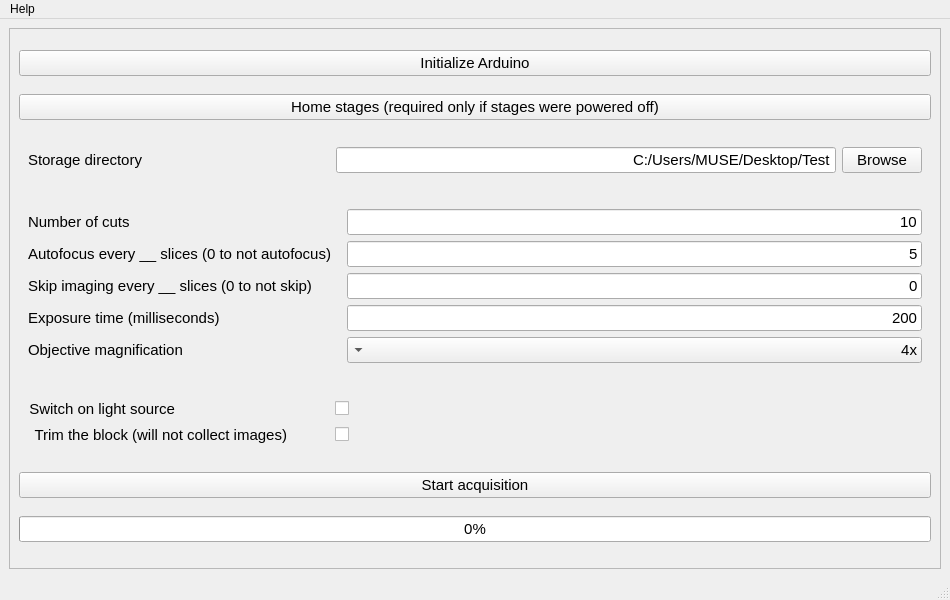
Above: ui files/mainwindow.ui from ckolluru/3D-MUSE-acquire before the change. Below: the same form after it.
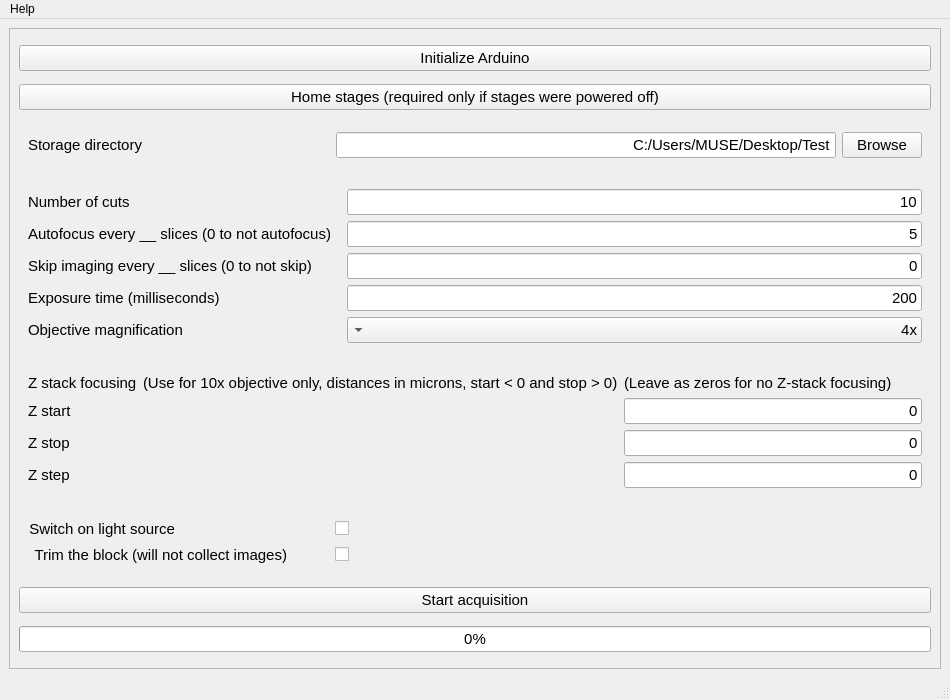
That is the form after the change.

What changed in the file:
```diff
--- a/ui files/mainwindow.ui
+++ b/ui files/mainwindow.ui
@@ -7,7 +7,7 @@
     <x>0</x>
     <y>0</y>
     <width>950</width>
-    <height>600</height>
+    <height>700</height>
    </rect>
   </property>
   <property name="sizePolicy">
@@ -19,7 +19,7 @@
   <property name="minimumSize">
    <size>
     <width>950</width>
-    <height>600</height>
+    <height>700</height>
    </size>
   </property>
   <property name="windowTitle">
@@ -47,7 +47,7 @@
          <x>0</x>
          <y>0</y>
          <width>930</width>
-         <height>539</height>
+         <height>639</height>
         </rect>
        </property>
        <layout class="QVBoxLayout" name="verticalLayout_2">
@@ -445,6 +445,201 @@
           </layout>
          </widget>
         </item>
+        <item>
+         <widget class="QWidget" name="widget" native="true">
+          <property name="sizePolicy">
+           <sizepolicy hsizetype="Preferred" vsizetype="Fixed">
+            <horstretch>0</horstretch>
+            <verstretch>0</verstretch>
+           </sizepolicy>
+          </property>
+          <layout class="QGridLayout" name="gridLayout_3">
+           <item row="0" column="0">
+            <widget class="QLabel" name="label_6">
+             <property name="font">
+              <font>
+               <family>Segoe UI</family>
+               <pointsize>11</pointsize>
+               <weight>50</weight>
+               <bold>false</bold>
+              </font>
+             </property>
+             <property name="text">
+              <string>Z stack focusing</string>
+             </property>
+            </widget>
+           </item>
+           <item row="1" column="0">
+            <widget class="QLabel" name="label_7">
+             <property name="font">
+              <font>
+               <family>Segoe UI</family>
+               <pointsize>11</pointsize>
+               <weight>50</weight>
+               <bold>false</bold>
+              </font>
+             </property>
+             <property name="text">
+              <string>Z start</string>
+             </property>
+            </widget>
+           </item>
+           <item row="2" column="1">
+            <spacer name="horizontalSpacer_9">
+             <property name="orientation">
+              <enum>Qt::Horizontal</enum>
+             </property>
+             <property name="sizeHint" stdset="0">
+              <size>
+               <width>40</width>
+               <height>20</height>
+              </size>
+             </property>
+            </spacer>
+           </item>
+           <item row="2" column="0">
+            <widget class="QLabel" name="label_8">
+             <property name="font">
+              <font>
+               <family>Segoe UI</family>
+               <pointsize>11</pointsize>
+               <weight>50</weight>
+               <bold>false</bold>
+              </font>
+             </property>
+             <property name="text">
+              <string>Z stop</string>
+             </property>
+            </widget>
+           </item>
+           <item row="1" column="1">
+            <spacer name="horizontalSpacer_10">
+             <property name="orientation">
+              <enum>Qt::Horizontal</enum>
+             </property>
+             <property name="sizeHint" stdset="0">
+              <size>
+               <width>40</width>
+               <height>20</height>
+              </size>
+             </property>
+            </spacer>
+           </item>
+           <item row="3" column="1">
+            <spacer name="horizontalSpacer_11">
+             <property name="orientation">
+              <enum>Qt::Horizontal</enum>
+             </property>
+             <property name="sizeHint" stdset="0">
+              <size>
+               <width>40</width>
+               <height>20</height>
+              </size>
+             </property>
+            </spacer>
+           </item>
+           <item row="3" column="0">
+            <widget class="QLabel" name="label_9">
+             <property name="font">
+              <font>
+               <family>Segoe UI</family>
+               <pointsize>11</pointsize>
+               <weight>50</weight>
+               <bold>false</bold>
+              </font>
+             </property>
+             <property name="text">
+              <string>Z step</string>
+             </property>
+            </widget>
+           </item>
+           <item row="1" column="2">
+            <widget class="QLineEdit" name="z_startLineEdit">
+             <property name="font">
+              <font>
+               <family>Segoe UI</family>
+               <pointsize>11</pointsize>
+               <weight>50</weight>
+               <bold>false</bold>
+              </font>
+             </property>
+             <property name="text">
+              <string>0</string>
+             </property>
+             <property name="alignment">
+              <set>Qt::AlignRight|Qt::AlignTrailing|Qt::AlignVCenter</set>
+             </property>
+            </widget>
+           </item>
+           <item row="2" column="2">
+            <widget class="QLineEdit" name="z_stopLineEdit">
+             <property name="font">
+              <font>
+               <family>Segoe UI</family>
+               <pointsize>11</pointsize>
+               <weight>50</weight>
+               <bold>false</bold>
+              </font>
+             </property>
+             <property name="text">
+              <string>0</string>
+             </property>
+             <property name="alignment">
+              <set>Qt::AlignRight|Qt::AlignTrailing|Qt::AlignVCenter</set>
+             </property>
+            </widget>
+           </item>
+           <item row="3" column="2">
+            <widget class="QLineEdit" name="z_stepLineEdit">
+             <property name="font">
+              <font>
+               <family>Segoe UI</family>
+               <pointsize>11</pointsize>
+               <weight>50</weight>
+               <bold>false</bold>
+              </font>
+             </property>
+             <property name="text">
+              <string>0</string>
+             </property>
+             <property name="alignment">
+              <set>Qt::AlignRight|Qt::AlignTrailing|Qt::AlignVCenter</set>
+             </property>
+            </widget>
+           </item>
+           <item row="0" column="1">
+            <widget class="QLabel" name="label_10">
+             <property name="font">
+              <font>
+               <family>Segoe UI</family>
+               <pointsize>11</pointsize>
+               <weight>50</weight>
+               <bold>false</bold>
+              </font>
+             </property>
+             <property name="text">
+              <string>(Use for 10x objective only, distances in microns, start &lt; 0 and stop &gt; 0)</string>
+             </property>
+            </widget>
+           </item>
+           <item row="0" column="2">
+            <widget class="QLabel" name="label_11">
+             <property name="font">
+              <font>
+               <family>Segoe UI</family>
+               <pointsize>11</pointsize>
+               <weight>50</weight>
+               <bold>false</bold>
+              </font>
+             </property>
+             <property name="text">
+              <string>(Leave as zeros for no Z-stack focusing)</string>
+             </property>
+            </widget>
+           </item>
+          </layout>
+         </widget>
+        </item>
         <item>
          <widget class="QWidget" name="widget_6" native="true">
           <property name="sizePolicy">
```
